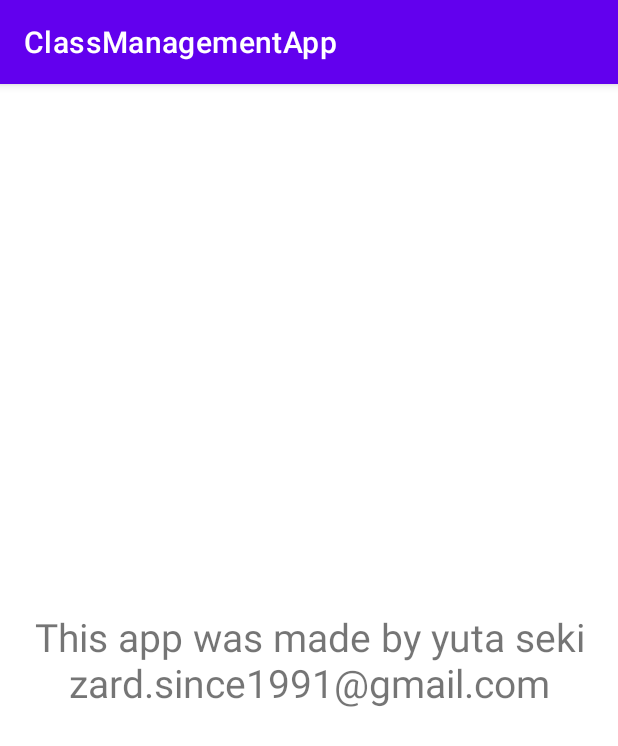
After one commit to SEKI-YUTA/Android_ClassManagementApp, an Android app: the AboutThisAppActivity screen opened directly, with no data from a screen before it, on a phone screen of 412 x 824 dp. The commit adds this screen. Shown: the top 746 px of the screen. Run offline under Robolectric (Android 15) with nearby library versions, the phone set to English and light mode, and no system bars.

Commit message:
add drawer menu add AboutThisAppActivity.java for drawer menu

```diff
--- a/app/src/main/AndroidManifest.xml
+++ b/app/src/main/AndroidManifest.xml
@@ -13,6 +13,9 @@
         android:supportsRtl="true"
         android:theme="@style/Theme.ClassManagementApp"
         tools:targetApi="31">
+        <activity
+            android:name=".AboutThisAppActivity"
+            android:exported="false" />
         <activity
             android:name=".DestinationActivity"
             android:exported="false" />
@@ -34,7 +37,8 @@
                 <category android:name="android.intent.category.LAUNCHER" />
             </intent-filter>
         </activity>
-        <receiver android:name=".AlarmReceiver"/>
+
+        <receiver android:name=".AlarmReceiver" />
     </application>
 
 </manifest>
--- /dev/null
+++ b/app/src/main/java/com/example/classmanagementapp/AboutThisAppActivity.java
@@ -0,0 +1,14 @@
+package com.example.classmanagementapp;
+
+import androidx.appcompat.app.AppCompatActivity;
+
+import android.os.Bundle;
+
+public class AboutThisAppActivity extends AppCompatActivity {
+
+    @Override
+    protected void onCreate(Bundle savedInstanceState) {
+        super.onCreate(savedInstanceState);
+        setContentView(R.layout.activity_about_this_app);
+    }
+}
--- /dev/null
+++ b/app/src/main/res/layout/activity_about_this_app.xml
@@ -0,0 +1,18 @@
+<?xml version="1.0" encoding="utf-8"?>
+<LinearLayout xmlns:android="http://schemas.android.com/apk/res/android"
+    xmlns:app="http://schemas.android.com/apk/res-auto"
+    xmlns:tools="http://schemas.android.com/tools"
+    android:layout_width="match_parent"
+    android:layout_height="match_parent"
+    tools:context=".AboutThisAppActivity">
+
+    <TextView
+        android:layout_width="match_parent"
+        android:layout_height="wrap_content"
+        android:textAlignment="center"
+        android:textSize="26sp"
+        android:padding="20dp"
+        android:layout_gravity="center"
+        android:text="This app was made by yuta seki\nzard.since1991@gmail.com"/>
+
+</LinearLayout>
--- a/app/src/main/res/values/strings.xml
+++ b/app/src/main/res/values/strings.xml
@@ -1,5 +1,7 @@
 <resources>
     <string name="app_name">ClassManagementApp</string>
+    <string name="open_drawer">Open Drawer Menu</string>
+    <string name="close_drawer">Close Drawer Menu</string>
     <string name="url_validation">\b(https?|ftp|file)://[-a-zA-Z0-9+&amp;@#/%?=~_|!:,.;]*[-a-zA-Z0-9+&amp;@#/%=~_|]</string>
     <string-array name="weekdays">
         <item>月曜日</item>
```
Also changed, not shown: app/src/main/java/com/example/classmanagementapp/MainActivity.java (+49 -3 lines), app/src/main/res/layout/activity_main.xml (+19 -6 lines), app/src/main/res/layout/drawer_header.xml (added, +14 -0 lines), app/src/main/res/menu/drawer_menu.xml (added, +16 -0 lines).
